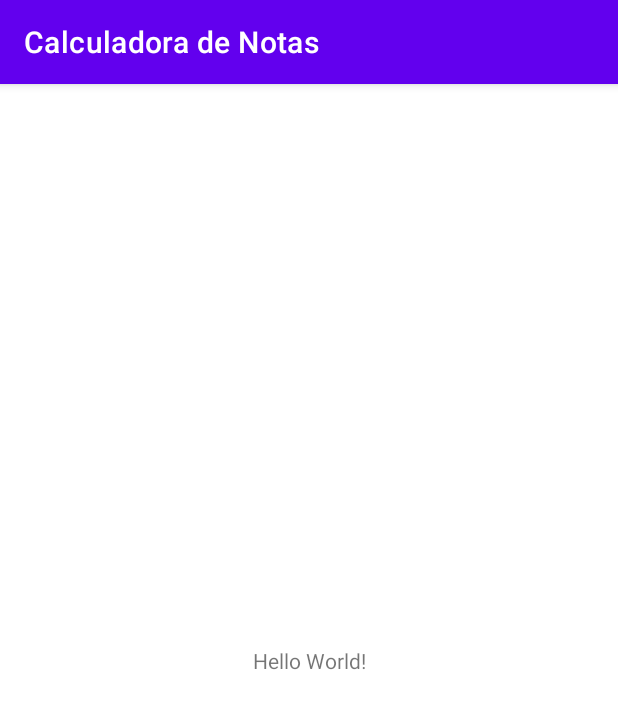
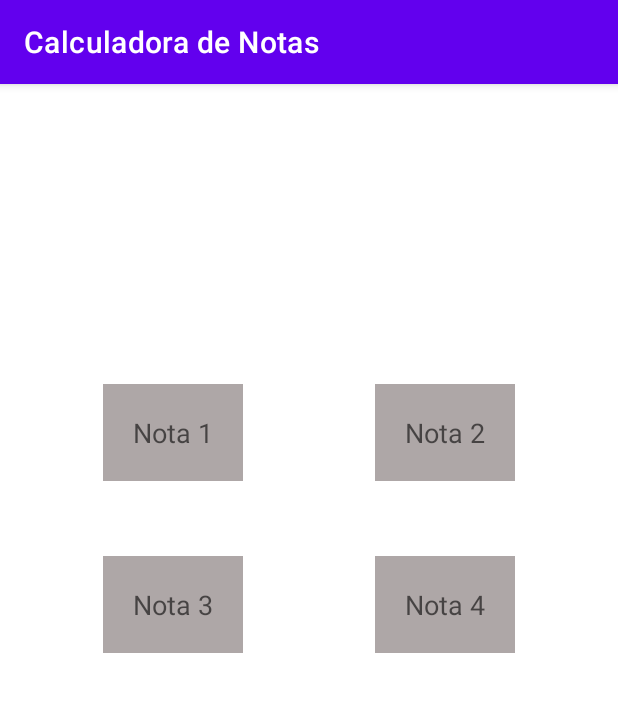
Before and after one commit to AleRodriguesDev/CalculadoradeNotasAndroid, an Android app: the screen it shows after launch (MainActivity), on a phone screen of 412 x 824 dp. Shown: the top 709 px of the screen. Run offline under Robolectric (Android 15) with nearby library versions, the phone set to English and light mode, and no system bars.

Commit message:
commit xml

```diff
--- a/app/src/main/res/layout/activity_main.xml
+++ b/app/src/main/res/layout/activity_main.xml
@@ -6,13 +6,86 @@
     android:layout_height="match_parent"
     tools:context=".MainActivity">
 
-    <TextView
+    <EditText
+        android:id="@+id/nota1"
         android:layout_width="wrap_content"
         android:layout_height="wrap_content"
-        android:text="Hello World!"
-        app:layout_constraintBottom_toBottomOf="parent"
-        app:layout_constraintLeft_toLeftOf="parent"
-        app:layout_constraintRight_toRightOf="parent"
-        app:layout_constraintTop_toTopOf="parent" />
+        android:text=""
+        android:hint="Nota 1"
+        android:background="@color/gray_light"
+        android:inputType="number"
+        android:maxLength="2"
+        android:gravity="center"
+        android:padding="20dp"
+        android:layout_marginLeft="50dp"
+        android:layout_marginTop="200dp"
+        android:layout_marginRight="20dp"
+        app:layout_constraintStart_toStartOf="parent"
+        app:layout_constraintTop_toTopOf="parent"
+        app:layout_constraintEnd_toStartOf="@id/nota2"
+
+        />
+
+    <EditText
+        android:id="@+id/nota2"
+        android:layout_width="wrap_content"
+        android:layout_height="wrap_content"
+        android:text=""
+        android:hint="Nota 2"
+        android:background="@color/gray_light"
+        android:inputType="number"
+        android:maxLength="2"
+        android:gravity="center"
+        android:padding="20dp"
+        android:layout_marginLeft="50dp"
+        android:layout_marginTop="200dp"
+        android:layout_marginRight="50dp"
+        app:layout_constraintStart_toEndOf="@id/nota1"
+        app:layout_constraintTop_toTopOf="parent"
+        app:layout_constraintEnd_toEndOf="parent"
+
+        />
+
+    <EditText
+        android:id="@+id/nota3"
+        android:layout_width="wrap_content"
+        android:layout_height="wrap_content"
+        android:text=""
+        android:hint="Nota 3"
+        android:background="@color/gray_light"
+        android:inputType="number"
+        android:maxLength="2"
+        android:gravity="center"
+        android:padding="20dp"
+        android:layout_marginLeft="50dp"
+        android:layout_marginTop="50dp"
+        android:layout_marginRight="20dp"
+        app:layout_constraintStart_toStartOf="parent"
+        app:layout_constraintTop_toBottomOf="@id/nota1"
+        app:layout_constraintEnd_toStartOf="@id/nota4"
+
+        />
+
+    <EditText
+        android:id="@+id/nota4"
+        android:layout_width="wrap_content"
+        android:layout_height="wrap_content"
+        android:text=""
+        android:hint="Nota 4"
+        android:background="@color/gray_light"
+        android:inputType="number"
+        android:maxLength="2"
+        android:gravity="center"
+        android:padding="20dp"
+        android:layout_marginLeft="50dp"
+        android:layout_marginTop="50dp"
+        android:layout_marginRight="50dp"
+        app:layout_constraintStart_toEndOf="@id/nota3"
+        app:layout_constraintTop_toBottomOf="@id/nota2"
+        app:layout_constraintEnd_toEndOf="parent"
+
+        />
+
+
 
 </androidx.constraintlayout.widget.ConstraintLayout>
--- a/app/src/main/res/values/colors.xml
+++ b/app/src/main/res/values/colors.xml
@@ -7,4 +7,8 @@
     <color name="teal_700">#FF018786</color>
     <color name="black">#FF000000</color>
     <color name="white">#FFFFFFFF</color>
+    <color name="gray_light">#AEA7A7</color>
+    <color name="gray">#7C7979</color>
+    <color name="red">#DF0101</color>
+    <color name="green">#0CC514</color>
 </resources>
```
